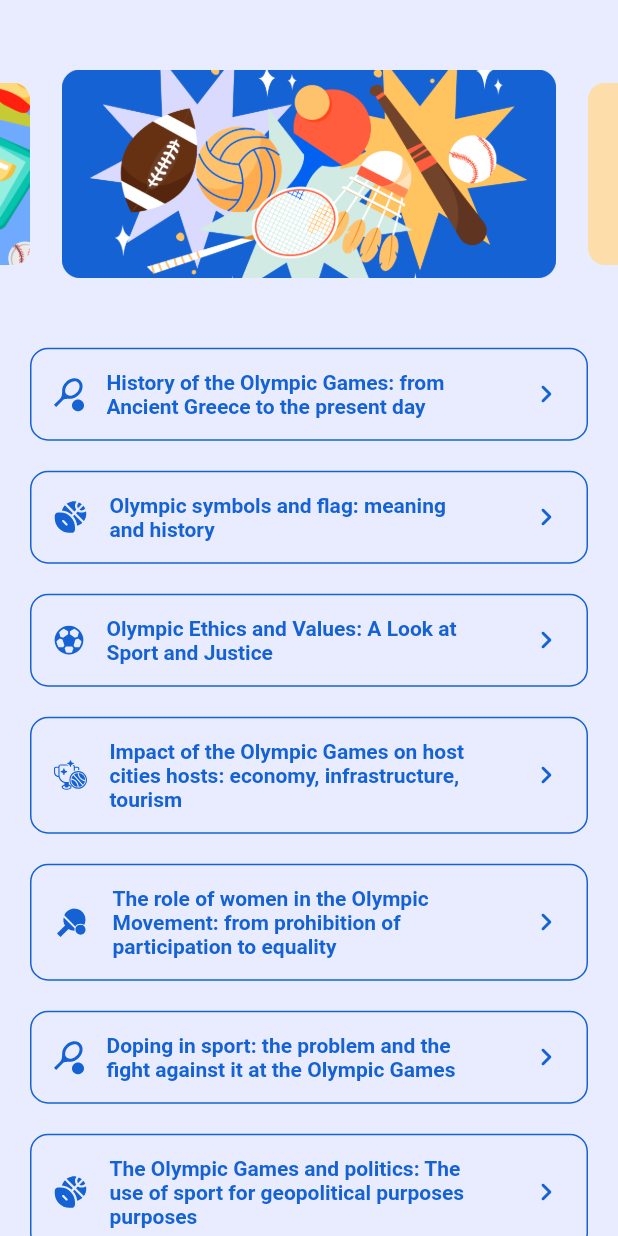
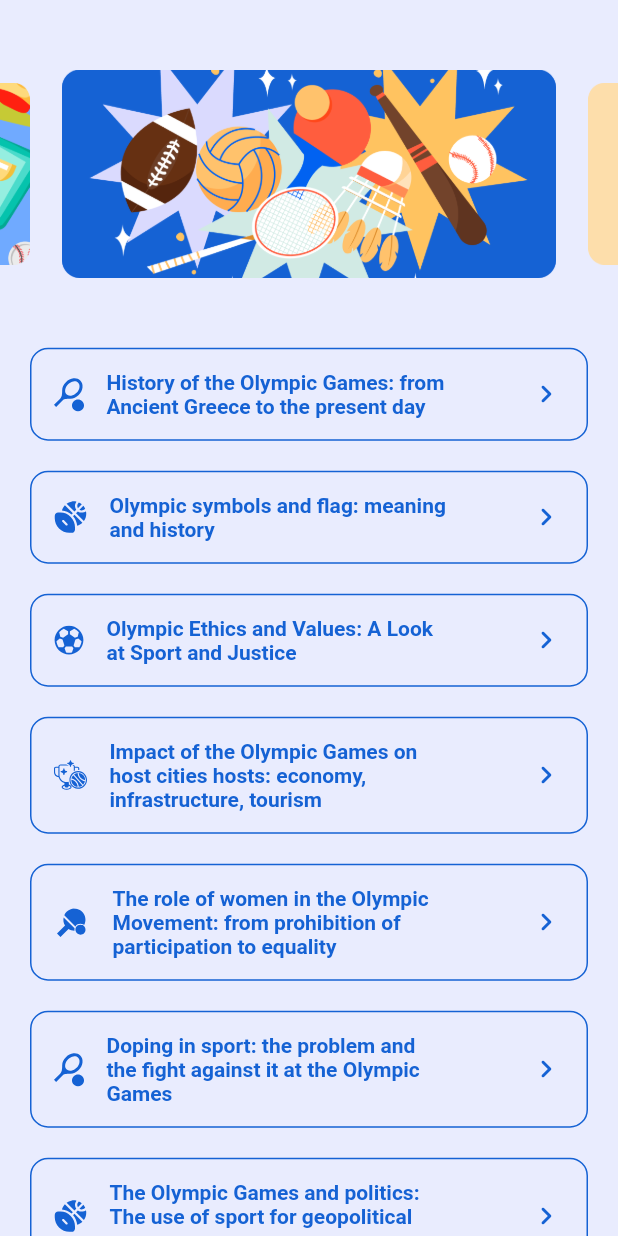
Before and after one commit to DenBurApps/pp_17, a Flutter app: the LessonsView screen opened directly, on a phone screen of 412 x 824 dp. Run offline on Flutter 3.47's test engine with Material 2 defaults, Android fonts, the phone set to English and light mode, and no system bars; drawn by our look-alikes of carousel_slider; our stand-ins replace cached_network_image, connectivity_plus, flutter_svg, get_it, google_fonts, hive and 3 more; accounts and stored records are empty.

Commit message:
Change BottomNavigationBar, layout, color of completed lesson. Fix news fetch

```diff
--- a/lib/main.dart
+++ b/lib/main.dart
@@ -8,9 +8,9 @@ import '/themes/app_theme.dart';
 
 
 void main() async {
+  WidgetsFlutterBinding.ensureInitialized();
   await Hive.initFlutter();
   var box = await Hive.openBox('appBox');
-
   final serviceLocator = ServiceLocator();
   await serviceLocator.setup();
   runApp(const MyApp());
--- a/lib/services/service_locator.dart
+++ b/lib/services/service_locator.dart
@@ -1,6 +1,4 @@
 import 'package:get_it/get_it.dart';
-import 'package:in_app_review/in_app_review.dart';
-import 'package:shared_preferences/shared_preferences.dart';
 import '../controller/news_controller.dart';
 import '/services/storage/storage_service.dart';
 
--- a/lib/widgets/screens/contact_developer.dart
+++ b/lib/widgets/screens/contact_developer.dart
@@ -111,7 +111,7 @@ class ContactDeveloperView extends StatelessWidget {
                                   _inputController_2.text.isNotEmpty &&
                                   _inputController_3.text.isNotEmpty)
                               ? () {
-
+                                  // send action
                                 }
                               : null,
                           child: Text('SEND'),
--- a/lib/widgets/screens/lessons.dart
+++ b/lib/widgets/screens/lessons.dart
@@ -1,11 +1,11 @@
 import 'package:carousel_slider/carousel_slider.dart';
 import 'package:flutter/material.dart';
 import 'package:get_it/get_it.dart';
-import '../../services/storage/storage_service.dart';
-import '/helpers/text_helper.dart';
+import 'package:pp_17/helpers/text_helper.dart';
 
 import '../../helpers/image/image_helper.dart';
 import '../../services/navigation/route_names.dart';
+import '../../services/storage/storage_service.dart';
 
 class LessonsView extends StatefulWidget {
   LessonsView({super.key});
@@ -16,15 +16,12 @@ class LessonsView extends StatefulWidget {
 
 class _LessonsViewState extends State<LessonsView> {
   final _storageService = GetIt.instance<StorageService>();
-  late final _completedLessons;
+  var _completedLessons = <String>{};
 
   @override
   void initState() {
     super.initState();
-    _completedLessons =
-        (_storageService.getStringList(StorageKeys.completedLessons) ??
-                <String>[])
-            .toSet();
+    _completedLessons = (_storageService.getStringList(StorageKeys.completedLessons) ?? <String>[]).toSet();
   }
 
   @override
@@ -32,7 +29,10 @@ class _LessonsViewState extends State<LessonsView> {
     return Scaffold(
       body: Container(
         decoration: BoxDecoration(
-          color: Theme.of(context).colorScheme.background,
+          color: Theme
+              .of(context)
+              .colorScheme
+              .background,
         ),
         child: SafeArea(
           child: ListView(
@@ -53,7 +53,8 @@ class _LessonsViewState extends State<LessonsView> {
                   scrollDirection: Axis.horizontal,
                 ),
                 items: carouselImages
-                    .map((item) => Container(
+                    .map((item) =>
+                    Container(
                       child: Center(
                           child: ImageHelper.getImage(item,
                               fit: BoxFit.cover, width: 1000)),
@@ -79,13 +80,21 @@ class _LessonsViewState extends State<LessonsView> {
                           );
                         },
                         textColor: (_completedLessons.contains(i.toString()))
-                            ? Theme.of(context).colorScheme.surface
-                            : Theme.of(context).colorScheme.onSurface,
+                            ? Colors.white
+                            : Theme
+                            .of(context)
+                            .colorScheme
+                            .onSurface,
                         boxColor: (_completedLessons.contains(i.toString()))
-                            ? Theme.of(context).colorScheme.onSurface
-                            : Theme.of(context).colorScheme.background,
+                            ? Theme
+                            .of(context)
+                            .colorScheme
+                            .onSurface
+                            : Theme
+                            .of(context)
+                            .colorScheme
+                            .background,
                       ),
-                    const SizedBox(height: 60),
                   ],
                 ),
               ),
@@ -98,8 +107,7 @@ class _LessonsViewState extends State<LessonsView> {
 }
 
 class LessonButton extends StatelessWidget {
-  LessonButton(
-      {super.key,
+  LessonButton({super.key,
     required this.text,
     required this.icon,
     required this.onTap,
@@ -136,22 +144,20 @@ class LessonButton extends StatelessWidget {
                   children: [
                     ImageHelper.getSvg(icon, color: textColor),
                     const SizedBox(width: 15),
-                    Container(
-                      width: MediaQuery.of(context).size.width / 1.7,
-                      child: Row(
-                        children: [
-                          Flexible(
+                    SizedBox(
+                      width: MediaQuery
+                          .of(context)
+                          .size
+                          .width / 1.8,
                       child: Text(
                         text,
-                              style: Theme.of(context)
+                        style: Theme
+                            .of(context)
                             .textTheme
                             .titleLarge!
                             .copyWith(
                           color: textColor,
                         ),
-                            ),
-                          ),
-                        ],
                       ),
                     ),
                   ],
--- a/lib/widgets/screens/news.dart
+++ b/lib/widgets/screens/news.dart
@@ -122,7 +122,7 @@ class NewsCard extends StatelessWidget {
                                   child: CircularProgressIndicator())),
                           errorWidget: (context, url, error) =>
                               const Icon(Icons.error),
-                        ) : SizedBox(width: 100, height: 100, child: Center(child: Icon(Icons.error))),
+                        ) : const SizedBox(width: 100, height: 100, child: Center(child: Icon(Icons.error))),
                       ),
                     ],
                   ),
--- a/lib/widgets/screens/quiz.dart
+++ b/lib/widgets/screens/quiz.dart
@@ -124,7 +124,7 @@ class _QuizViewState extends State<QuizView> {
               child: Column(
                 crossAxisAlignment: CrossAxisAlignment.center,
                 children: [
-                  SizedBox(height: 20),
+                  const SizedBox(height: 30),
                   QuizQuestionCard(
                     question: question["question"],
                     step: index + 1,
@@ -290,7 +290,7 @@ class QuizResultView extends StatelessWidget {
         child: SafeArea(
           child: ListView(
             children: [
-              const SizedBox(height: 20),
+              const SizedBox(height: 30),
               Center(
                 child: Text(
                   _titles[0],
--- a/lib/widgets/screens/selected_info.dart
+++ b/lib/widgets/screens/selected_info.dart
@@ -1,9 +1,9 @@
 import 'package:flutter/material.dart';
 import 'package:get_it/get_it.dart';
+import '../../helpers/text_helper.dart';
 import '../../services/storage/storage_service.dart';
 import '/services/navigation/route_names.dart';
 
-import '../../helpers/text_helper.dart';
 
 class SelectedInfoView extends StatefulWidget {
   const SelectedInfoView({super.key});
@@ -14,7 +14,7 @@ class SelectedInfoView extends StatefulWidget {
 
 class _SelectedInfoViewState extends State<SelectedInfoView> {
   final _storageService = GetIt.instance<StorageService>();
-  var _completedLessons = <String>{};
+  late final _completedLessons;
 
   @override
   void initState() {
```
Also changed, not shown: codemagic.yaml (added, +49 -0 lines), lib/widgets/screens/settings.dart (+6 -4 lines), lib/widgets/screens/splash.dart (+4 -4 lines). Lines whose indentation alone changed are shown as unchanged.
